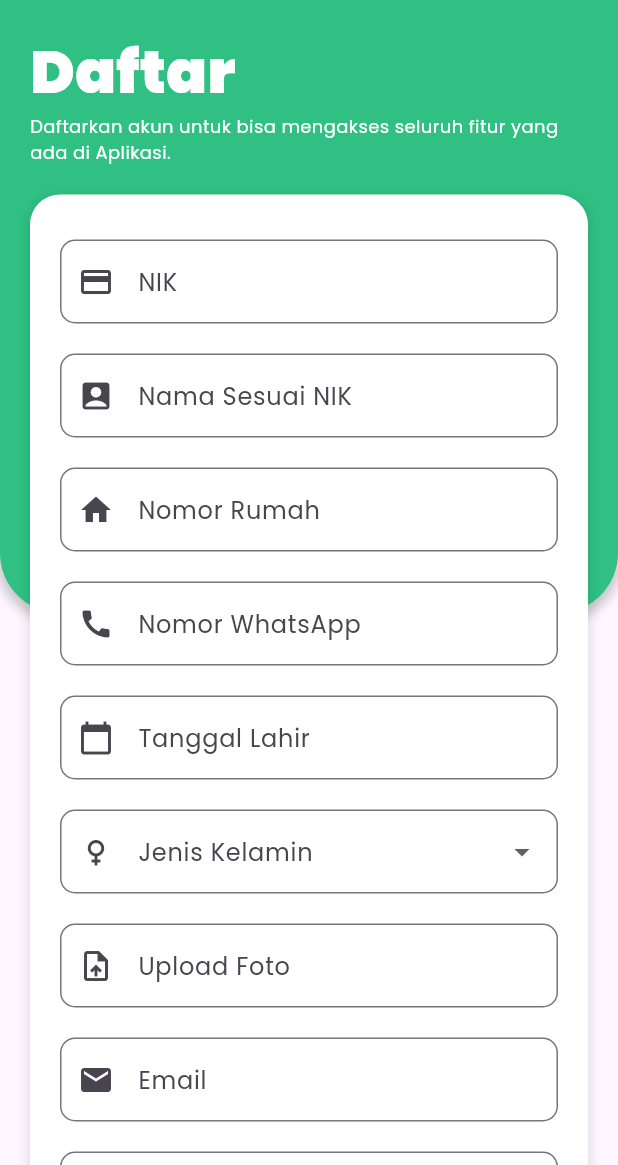
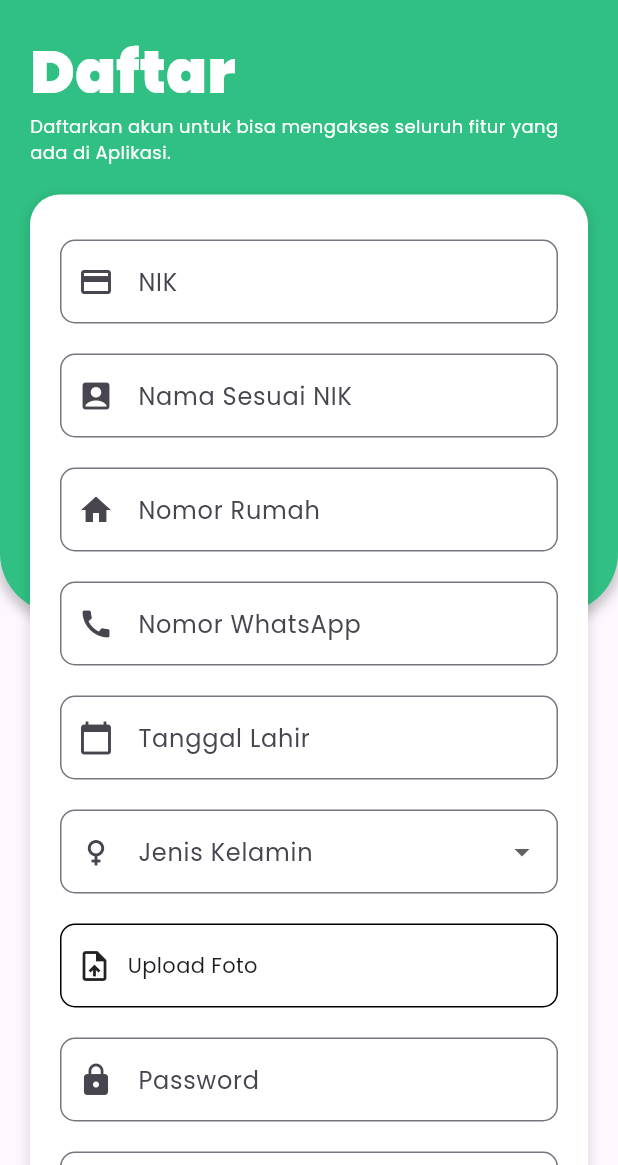
Before and after one commit to Yoga1917/pexadont, a Flutter app: the DaftarPage screen opened directly, on a phone screen of 412 x 824 dp, the part 71-1236 px from its top. Run offline on Flutter 3.47's test engine with Material 3 defaults, Android fonts, the light colour scheme and no system bars; our stand-ins replace font_awesome_flutter, google_fonts, image_picker.

Commit message:
fix: pendaftaran warga

```diff
--- a/lib/pages/mulai/daftar.dart
+++ b/lib/pages/mulai/daftar.dart
@@ -1,7 +1,11 @@
+import 'dart:convert';
+import 'dart:io';
 import 'package:flutter/gestures.dart';
 import 'package:flutter/material.dart';
 import 'package:google_fonts/google_fonts.dart';
+import 'package:image_picker/image_picker.dart';
 import 'package:pexadont/pages/mulai/login.dart';
+import 'package:http/http.dart' as http;
 import 'package:pexadont/pages/pengaturan/kebijakan_privasi.dart';
 import 'package:pexadont/pages/pengaturan/syarat.dart';
 
@@ -11,6 +15,7 @@ class DaftarPage extends StatefulWidget {
 }
 
 class _DaftarPageState extends State<DaftarPage> {
+  String buttonText = 'Daftar';
   final TextEditingController nikController = TextEditingController();
   final TextEditingController namaController = TextEditingController();
   final TextEditingController nomorRumahController = TextEditingController();
@@ -18,8 +23,101 @@ class _DaftarPageState extends State<DaftarPage> {
   final TextEditingController tanggalLahirController = TextEditingController();
   final TextEditingController jenisKelaminController = TextEditingController();
   final TextEditingController passwordController = TextEditingController();
-  final TextEditingController ulangiPasswordController =
-      TextEditingController();
+  final TextEditingController ulangiPasswordController = TextEditingController();
+
+  File? _image; // Variable to hold the selected image
+
+  Future<void> _pickImage() async {
+    final picker = ImagePicker();
+    final pickedFile = await picker.pickImage(source: ImageSource.gallery);
+
+    if (pickedFile != null) {
+      setState(() {
+        _image = File(pickedFile.path);
+      });
+    }
+  }
+
+  void _submitData() {
+    setState(() {
+      buttonText = 'Register...';
+    });
+
+    if(
+      (nikController.text == "") ||
+      (namaController.text == "") ||
+      (nomorRumahController.text == "") ||
+      (nomorTeleponController.text == "") ||
+      (tanggalLahirController.text == "") ||
+      (jenisKelaminController.text == "") ||
+      (passwordController.text == "") ||
+      (ulangiPasswordController.text == "") ||
+      (_image == null)
+    ){
+      ScaffoldMessenger.of(context).showSnackBar(
+        SnackBar(content: Text('Isi data yang diperlukan!')),
+      );
+
+      setState(() {
+        buttonText = 'Daftar';
+      });
+    }else{
+      if(passwordController.text == ulangiPasswordController.text){
+        _register();
+      }else{
+        ScaffoldMessenger.of(context).showSnackBar(
+          SnackBar(content: Text('Konfirmasi Password Tidak Cocok!')),
+        );
+
+        setState(() {
+          buttonText = 'Daftar';
+        });
+      }
+    }
+  }
+
+  Future<void> _register() async {
+    var request = http.MultipartRequest('POST', Uri.parse('https://pexadont.agsa.site/api/warga/simpan'));
+    request.fields['nik'] = nikController.text;
+    request.fields['nama'] = namaController.text;
+    request.fields['tgl_lahir'] = tanggalLahirController.text;
+    request.fields['jenis_kelamin'] = jenisKelaminController.text;
+    request.fields['no_rumah'] = nomorRumahController.text;
+    request.fields['no_wa'] = nomorTeleponController.text;
+    request.fields['password'] = passwordController.text;
+    request.fields['status'] = "0";
+    request.files.add(await http.MultipartFile.fromPath('foto', _image!.path));
+
+    var streamedResponse = await request.send();
+    var response = await http.Response.fromStream(streamedResponse);
+    var responseData = jsonDecode(response.body);
+
+    if (responseData['status'] == 200) {
+      ScaffoldMessenger.of(context).showSnackBar(
+        SnackBar(content: Text('Pendaftaran warga berhasil')),
+      );
+
+      Navigator.pushReplacement(
+        context,
+        MaterialPageRoute(builder: (context) => LoginPage()),
+      );
+    } else {
+      if(responseData['data']['foto'] != null){
+        ScaffoldMessenger.of(context).showSnackBar(
+          SnackBar(content: Text(responseData['data']['foto'])),
+        );
+      }
+      if(responseData['data']['nik'] != null){
+        ScaffoldMessenger.of(context).showSnackBar(
+          SnackBar(content: Text(responseData['data']['nik'])),
+        );
+      }
+
+      setState(() {
+        buttonText = 'Daftar';
+      });
+    }
+  }
 
   @override
   Widget build(BuildContext context) {
@@ -62,9 +160,7 @@ class _DaftarPageState extends State<DaftarPage> {
             child: Center(
               child: Column(
                 children: [
-                  SizedBox(
-                    height: 10,
-                  ),
+                  SizedBox(height: 10),
                   Padding(
                     padding: const EdgeInsets.symmetric(horizontal: 20),
                     child: Container(
@@ -91,9 +187,7 @@ class _DaftarPageState extends State<DaftarPage> {
                       ),
                     ),
                   ),
-                  SizedBox(
-                    height: 20,
-                  ),
+                  SizedBox(height: 20),
                   Padding(
                     padding: const EdgeInsets.symmetric(horizontal: 20),
                     child: Container(
@@ -112,12 +206,11 @@ class _DaftarPageState extends State<DaftarPage> {
                       ),
                       child: Column(
                         children: [
-                          SizedBox(
-                            height: 30,
-                          ),
+                          SizedBox(height: 30),
                           Padding(
                             padding: const EdgeInsets.symmetric(horizontal: 20),
                             child: TextFormField(
+                              controller: nikController,
                               cursorColor: Color(0xff30C083),
                               decoration: InputDecoration(
                                 prefixIcon: const Icon(Icons.credit_card),
@@ -138,12 +231,11 @@ class _DaftarPageState extends State<DaftarPage> {
                               ),
                             ),
                           ),
-                          SizedBox(
-                            height: 20,
-                          ),
+                          SizedBox(height: 20),
                           Padding(
                             padding: const EdgeInsets.symmetric(horizontal: 20),
                             child: TextFormField(
+                              controller: namaController,
                               cursorColor: Color(0xff30C083),
                               decoration: InputDecoration(
                                 prefixIcon: const Icon(Icons.account_box),
@@ -164,12 +256,11 @@ class _DaftarPageState extends State<DaftarPage> {
                               ),
                             ),
                           ),
-                          SizedBox(
-                            height: 20,
-                          ),
+                          SizedBox(height: 20),
                           Padding(
                             padding: const EdgeInsets.symmetric(horizontal: 20),
                             child: TextFormField(
+                              controller: nomorRumahController,
                               cursorColor: Color(0xff30C083),
                               decoration: InputDecoration(
                                 prefixIcon: const Icon(Icons.home),
@@ -190,12 +281,11 @@ class _DaftarPageState extends State<DaftarPage> {
                               ),
                             ),
                           ),
-                          SizedBox(
-                            height: 20,
-                          ),
+                          SizedBox(height: 20),
                           Padding(
                             padding: const EdgeInsets.symmetric(horizontal: 20),
                             child: TextFormField(
+                              controller: nomorTeleponController,
                               cursorColor: Color(0xff30C083),
                               decoration: InputDecoration(
                                 prefixIcon: const Icon(Icons.call),
@@ -216,12 +306,11 @@ class _DaftarPageState extends State<DaftarPage> {
                               ),
                             ),
                           ),
-                          SizedBox(
-                            height: 20,
-                          ),
+                          SizedBox(height: 20),
                           Padding(
                             padding: const EdgeInsets.symmetric(horizontal: 20),
                             child: TextFormField(
+                              controller: tanggalLahirController,
                               readOnly: true,
                               onTap: () async {
                                 DateTime? pickedDate = await showDatePicker(
@@ -229,21 +318,22 @@ class _DaftarPageState extends State<DaftarPage> {
                                   initialDate: DateTime.now(),
                                   firstDate: DateTime(1900),
                                   lastDate: DateTime(2100),
-                                  builder:
-                                      (BuildContext context, Widget? child) {
+                                  builder: (BuildContext context, Widget? child) {
                                     return Theme(
                                       data: ThemeData.light().copyWith(
                                         primaryColor: Color(0xff30C083),
-                                        colorScheme: ColorScheme.light(
-                                            primary: Color(0xff30C083)),
-                                        buttonTheme: ButtonThemeData(
-                                            textTheme: ButtonTextTheme.primary),
+                                        colorScheme: ColorScheme.light(primary: Color(0xff30C083)),
+                                        buttonTheme: ButtonThemeData(textTheme: ButtonTextTheme.primary),
                                       ),
                                       child: child ?? Container(),
                                     );
                                   },
                                 );
-                                if (pickedDate != null) {}
+                                if (pickedDate != null) {
+                                  setState(() {
+                                    tanggalLahirController.text = "${pickedDate.toLocal()}".split(' ')[0];
+                                  });
+                                }
                               },
                               decoration: InputDecoration(
                                 prefixIcon: const Icon(Icons.calendar_today),
@@ -264,9 +354,7 @@ class _DaftarPageState extends State<DaftarPage> {
                               ),
                             ),
                           ),
-                          SizedBox(
-                            height: 20,
-                          ),
+                          SizedBox(height: 20),
                           Padding(
                             padding: const EdgeInsets.symmetric(horizontal: 20),
                             child: DropdownButtonFormField<String>(
@@ -288,7 +376,7 @@ class _DaftarPageState extends State<DaftarPage> {
                                 ),
                               ),
                               items: <String>[
-                                'Laki-laki',
+                                'Laki-Laki',
                                 'Perempuan'
                               ].map<DropdownMenuItem<String>>((String value) {
                                 return DropdownMenuItem<String>(
@@ -296,68 +384,49 @@ class _DaftarPageState extends State<DaftarPage> {
                                   child: Text(value),
                                 );
                               }).toList(),
-                              onChanged: (String? newValue) {},
+                              onChanged: (String? newValue) {
+                                setState(() {
+                                  jenisKelaminController.text = newValue!;
+                                });
+                              },
                             ),
                           ),
-                          SizedBox(
-                            height: 20,
+                          SizedBox(height: 20),
+                          Padding(
+                            padding: const EdgeInsets.symmetric(horizontal: 20),
+                            child: GestureDetector(
+                              onTap: _pickImage,
+                              child: Container(
+                                padding: EdgeInsets.symmetric(horizontal: 10, vertical: 15),
+                                decoration: BoxDecoration(
+                                  border: Border.all(color: Colors.black),
+                                  borderRadius: BorderRadius.circular(10)
+                                ),
+                                child: const Row(
+                                  children: [
+                                    Icon(Icons.upload_file),
+                                    SizedBox(width: 10),
+                                    Text("Upload Foto")
+                                  ],
+                                ),
+                              )
+                            ),
                           ),
+                          if (_image != null) // Display image preview if selected
+                            Padding(
+                              padding: const EdgeInsets.symmetric(horizontal: 20, vertical: 10),
+                              child: Image.file(
+                                _image!,
+                                height: 100,
+                                width: 100,
+                                fit: BoxFit.cover,
+                              ),
+                            ),
+                          SizedBox(height: 20),
                           Padding(
                             padding: const EdgeInsets.symmetric(horizontal: 20),
                             child: TextFormField(
-                              readOnly: true,
-                              onTap: () {},
-                              decoration: InputDecoration(
-                                prefixIcon: const Icon(Icons.upload_file),
-                                labelText: 'Upload Foto',
-                                floatingLabelStyle: const TextStyle(
-                                  color: Colors.black,
-                                ),
-                                border: OutlineInputBorder(
-                                  borderRadius: BorderRadius.circular(10),
-                                ),
-                                focusedBorder: OutlineInputBorder(
-                                  borderRadius: BorderRadius.circular(10),
-                                  borderSide: const BorderSide(
-                                    color: const Color(0xff30C083),
-                                    width: 2,
-                                  ),
-                                ),
-                              ),
-                            ),
-                          ),
-                          SizedBox(
-                            height: 20,
-                          ),
-                          Padding(
-                            padding: const EdgeInsets.symmetric(horizontal: 20),
-                            child: TextFormField(
-                              cursorColor: Color(0xff30C083),
-                              decoration: InputDecoration(
-                                prefixIcon: const Icon(Icons.email),
-                                labelText: 'Email',
-                                floatingLabelStyle: const TextStyle(
-                                  color: Colors.black,
-                                ),
-                                border: OutlineInputBorder(
-                                  borderRadius: BorderRadius.circular(10),
-                                ),
-                                focusedBorder: OutlineInputBorder(
-                                  borderRadius: BorderRadius.circular(10),
-                                  borderSide: const BorderSide(
-                                    color: const Color(0xff30C083),
-                                    width: 2,
-                                  ),
-                                ),
-                              ),
-                            ),
-                          ),
-                          SizedBox(
-                            height: 20,
-                          ),
-                          Padding(
-                            padding: const EdgeInsets.symmetric(horizontal: 20),
-                            child: TextFormField(
+                              controller: passwordController,
                               cursorColor: Color(0xff30C083),
                               obscureText: true,
                               decoration: InputDecoration(
@@ -379,12 +448,11 @@ class _DaftarPageState extends State<DaftarPage> {
                               ),
                             ),
                           ),
-                          SizedBox(
-                            height: 20,
-                          ),
+                          SizedBox(height: 20),
                           Padding(
                             padding: const EdgeInsets.symmetric(horizontal: 20),
                             child: TextFormField(
+                              controller: ulangiPasswordController,
                               cursorColor: Color(0xff30C083),
                               obscureText: true,
                               decoration: InputDecoration(
@@ -406,18 +474,12 @@ class _DaftarPageState extends State<DaftarPage> {
                               ),
                             ),
                           ),
-                          SizedBox(
-                            height: 20,
-                          ),
+                          SizedBox(height: 20),
                           Padding(
                             padding: const EdgeInsets.symmetric(horizontal: 20),
                             child: GestureDetector(
                               onTap: () {
-                                Navigator.push(
-                                  context,
-                                  MaterialPageRoute(
-                                      builder: (context) => LoginPage()),
-                                );
+                                _submitData(); // Call the function to print data
                               },
                               child: Container(
                                 width: double.infinity,
@@ -428,8 +490,8 @@ class _DaftarPageState extends State<DaftarPage> {
                                 ),
                                 child: Padding(
                                   padding: const EdgeInsets.all(15),
-                                  child: const Text(
-                                    'Daftar',
+                                  child: Text(
+                                    buttonText,
                                     style: TextStyle(
                                       color: Colors.white,
                                       fontWeight: FontWeight.w900,
@@ -441,15 +503,12 @@ class _DaftarPageState extends State<DaftarPage> {
                               ),
                             ),
                           ),
-                          SizedBox(
-                            height: 20,
-                          ),
+                          SizedBox(height: 20),
                           Padding(
                             padding: const EdgeInsets.symmetric(horizontal: 20),
                             child: RichText(
                               text: TextSpan(
-                                text:
-                                    'Dengan mendaftar anda bersedia untuk menyetujui ',
+                                text: 'Dengan mendaftar anda bersedia untuk menyetujui ',
                                 style: TextStyle(
                                   color: Colors.black,
                                   fontSize: 16,
@@ -507,16 +566,12 @@ class _DaftarPageState extends State<DaftarPage> {
                               ),
                             ),
                           ),
-                          SizedBox(
-                            height: 30,
-                          ),
+                          SizedBox(height: 30),
                         ],
                       ),
                     ),
                   ),
-                  SizedBox(
-                    height: 30,
-                  ),
+                  SizedBox(height: 30),
                 ],
               ),
             ),
--- a/pubspec.yaml
+++ b/pubspec.yaml
@@ -39,7 +39,8 @@ dependencies:
   intl: ^0.19.0
   url_launcher: ^6.3.1
   font_awesome_flutter: ^10.8.0
-  http: ^1.2.2
+  http: ^1.2.1
+  image_picker: ^1.1.2
 
 dev_dependencies:
   flutter_test:
```
Also changed, not shown: pubspec.lock, 6 other files.
